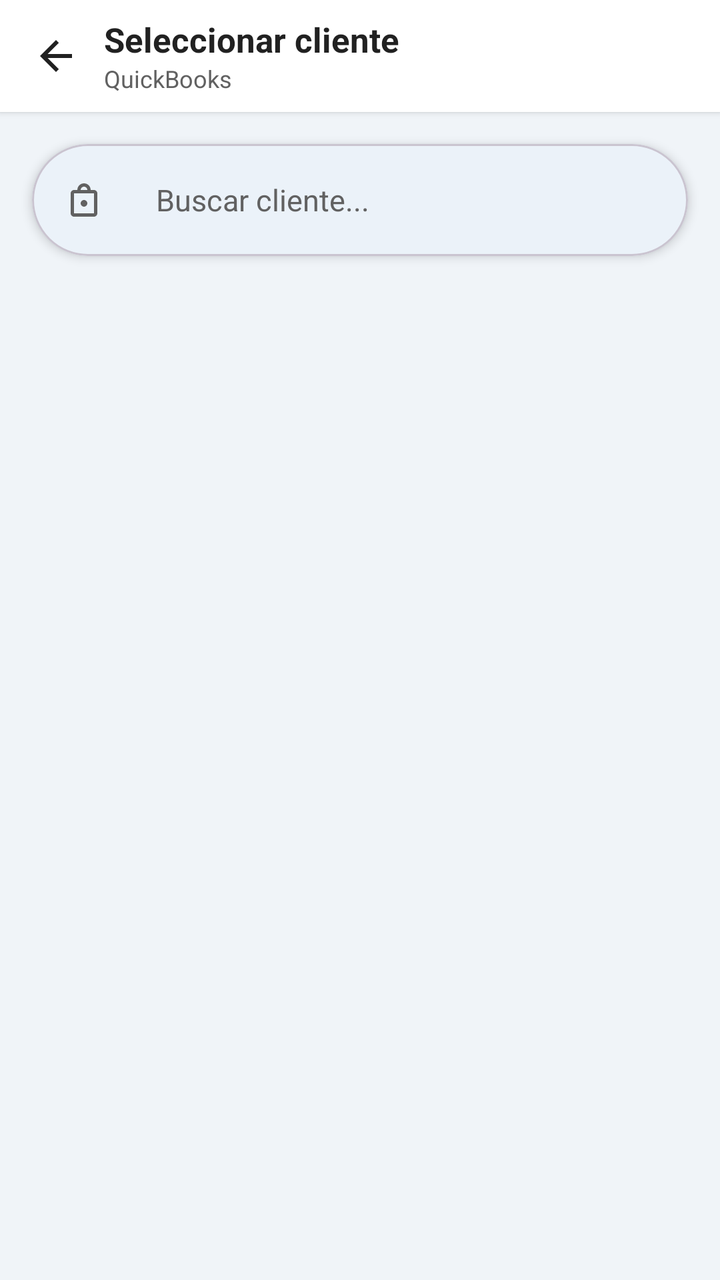
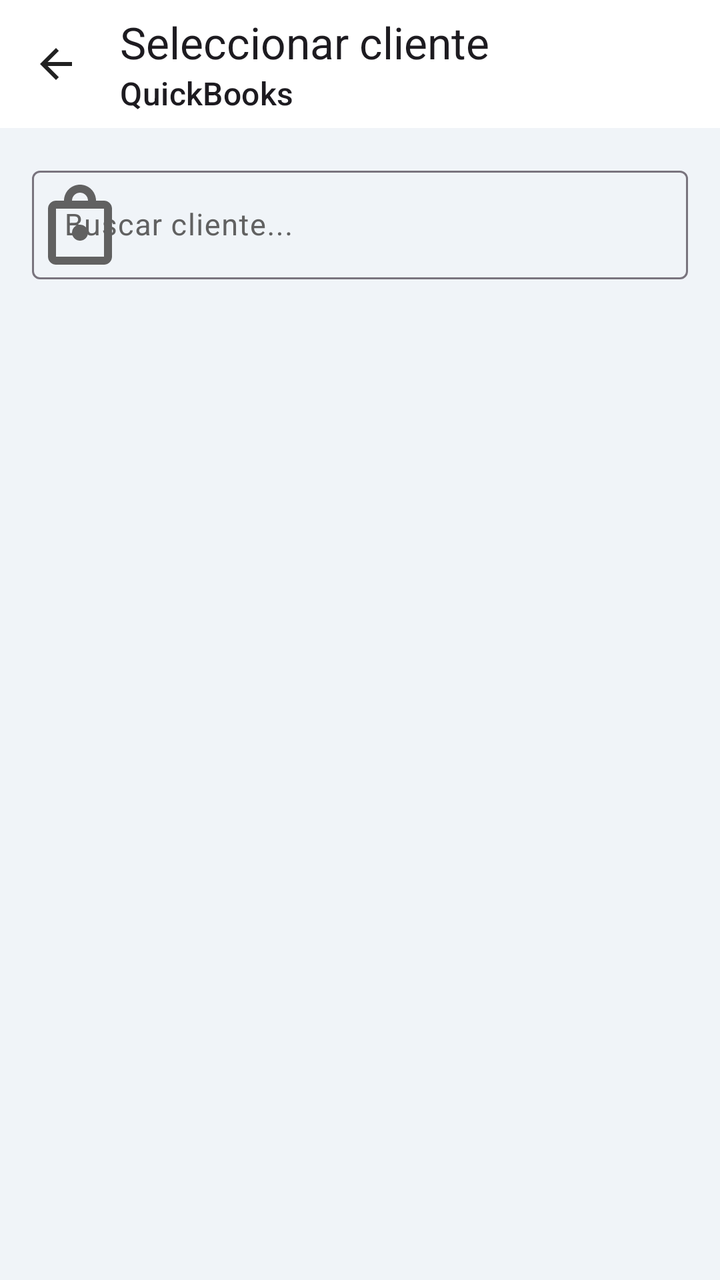

Compare the two renders of this Android layout. The source of the first and the diff that turns it into the second are given below.
<!-- AndroidManifest.xml: application theme Theme.Test -->
<!-- res/layout/activity_customer_picker.xml -->
<?xml version="1.0" encoding="utf-8"?>
<androidx.constraintlayout.widget.ConstraintLayout xmlns:android="http://schemas.android.com/apk/res/android"
    xmlns:app="http://schemas.android.com/apk/res-auto"
    android:id="@+id/main"
    android:layout_width="match_parent"
    android:layout_height="match_parent"
    android:background="@color/background">

    
    <LinearLayout
        android:id="@+id/layoutHeader"
        android:layout_width="0dp"
        android:layout_height="wrap_content"
        android:background="@color/surface"
        android:elevation="2dp"
        android:gravity="center_vertical"
        android:orientation="horizontal"
        android:paddingHorizontal="8dp"
        android:paddingVertical="8dp"
        app:layout_constraintEnd_toEndOf="parent"
        app:layout_constraintStart_toStartOf="parent"
        app:layout_constraintTop_toTopOf="parent">

        <ImageButton
            android:id="@+id/btnBack"
            android:layout_width="40dp"
            android:layout_height="40dp"
            android:background="?attr/selectableItemBackgroundBorderless"
            android:contentDescription="Volver"
            android:src="@drawable/ic_back" />

        <LinearLayout
            android:layout_width="0dp"
            android:layout_height="wrap_content"
            android:layout_weight="1"
            android:orientation="vertical"
            android:layout_marginStart="4dp">

            <TextView
                android:layout_width="wrap_content"
                android:layout_height="wrap_content"
                android:text="Seleccionar cliente"
                android:textColor="@color/text_primary"
                android:textSize="17sp"
                android:textStyle="bold" />

            <TextView
                android:layout_width="wrap_content"
                android:layout_height="wrap_content"
                android:text="QuickBooks"
                android:textColor="@color/text_secondary"
                android:textSize="12sp" />
        </LinearLayout>
    </LinearLayout>

    
    <androidx.constraintlayout.widget.ConstraintLayout
        android:layout_width="0dp"
        android:layout_height="0dp"
        android:background="@color/background"
        app:layout_constraintBottom_toBottomOf="parent"
        app:layout_constraintEnd_toEndOf="parent"
        app:layout_constraintStart_toStartOf="parent"
        app:layout_constraintTop_toBottomOf="@id/layoutHeader">

        
        <com.google.android.material.card.MaterialCardView
            android:id="@+id/cardSearch"
            android:layout_width="0dp"
            android:layout_height="wrap_content"
            android:layout_margin="16dp"
            app:cardBackgroundColor="@color/surface"
            app:cardCornerRadius="28dp"
            app:cardElevation="3dp"
            app:layout_constraintEnd_toEndOf="parent"
            app:layout_constraintStart_toStartOf="parent"
            app:layout_constraintTop_toTopOf="parent">

            <LinearLayout
                android:layout_width="match_parent"
                android:layout_height="wrap_content"
                android:gravity="center_vertical"
                android:orientation="horizontal"
                android:paddingHorizontal="16dp"
                android:paddingVertical="4dp">

                <ImageView
                    android:layout_width="20dp"
                    android:layout_height="20dp"
                    android:importantForAccessibility="no"
                    android:src="@drawable/ic_product"
                    app:tint="@color/text_secondary" />

                <EditText
                    android:id="@+id/etSearch"
                    android:layout_width="0dp"
                    android:layout_height="48dp"
                    android:layout_marginStart="10dp"
                    android:layout_weight="1"
                    android:background="@null"
                    android:hint="Buscar cliente..."
                    android:inputType="textPersonName"
                    android:paddingHorizontal="16dp"
                    android:paddingVertical="12dp"
                    android:textColor="@color/text_primary"
                    android:textColorHint="@color/text_secondary"
                    android:textSize="15sp" />
            </LinearLayout>
        </com.google.android.material.card.MaterialCardView>

        
        <ProgressBar
            android:id="@+id/progressBar"
            android:layout_width="wrap_content"
            android:layout_height="wrap_content"
            android:visibility="gone"
            app:layout_constraintBottom_toBottomOf="parent"
            app:layout_constraintEnd_toEndOf="parent"
            app:layout_constraintStart_toStartOf="parent"
            app:layout_constraintTop_toBottomOf="@id/cardSearch" />

        
        <LinearLayout
            android:id="@+id/layoutError"
            android:layout_width="wrap_content"
            android:layout_height="wrap_content"
            android:gravity="center"
            android:orientation="vertical"
            android:visibility="gone"
            app:layout_constraintBottom_toBottomOf="parent"
            app:layout_constraintEnd_toEndOf="parent"
            app:layout_constraintStart_toStartOf="parent"
            app:layout_constraintTop_toBottomOf="@id/cardSearch">

            <TextView
                android:id="@+id/tvError"
                android:layout_width="wrap_content"
                android:layout_height="wrap_content"
                android:gravity="center"
                android:padding="24dp"
                android:textColor="@color/text_secondary"
                android:textSize="14sp" />

            <com.google.android.material.button.MaterialButton
                android:id="@+id/btnRetry"
                style="@style/Widget.Material3.Button.OutlinedButton"
                android:layout_width="wrap_content"
                android:layout_height="wrap_content"
                android:text="Reintentar"
                app:cornerRadius="20dp" />
        </LinearLayout>

        
        <ScrollView
            android:id="@+id/scrollCustomers"
            android:layout_width="0dp"
            android:layout_height="0dp"
            android:paddingHorizontal="16dp"
            android:clipToPadding="false"
            app:layout_constraintBottom_toBottomOf="parent"
            app:layout_constraintEnd_toEndOf="parent"
            app:layout_constraintStart_toStartOf="parent"
            app:layout_constraintTop_toBottomOf="@id/cardSearch">

            <LinearLayout
                android:id="@+id/layoutCustomers"
                android:layout_width="match_parent"
                android:layout_height="wrap_content"
                android:orientation="vertical"
                android:paddingVertical="8dp" />
        </ScrollView>
    </androidx.constraintlayout.widget.ConstraintLayout>

</androidx.constraintlayout.widget.ConstraintLayout>
<!-- resources referenced by this layout -->
<resources>
  <color name="background">#F0F4F8</color>
  <color name="surface">#FFFFFF</color>
  <color name="text_primary">#212121</color>
  <color name="text_secondary">#616161</color>
  <!-- drawable ic_back (drawable) -->
  <vector xmlns:android="http://schemas.android.com/apk/res/android"
      android:width="24dp"
      android:height="24dp"
      android:viewportWidth="24"
      android:viewportHeight="24">
      <path android:fillColor="#212121"
          android:pathData="M20,11H7.83l5.59,-5.59L12,4l-8,8 8,8 1.41,-1.41L7.83,13H20v-2z"/>
  </vector>
  <!-- drawable ic_product (drawable) -->
  <vector xmlns:android="http://schemas.android.com/apk/res/android"
      android:width="48dp"
      android:height="48dp"
      android:viewportWidth="24"
      android:viewportHeight="24">
      <path android:fillColor="#1565C0"
          android:pathData="M18,6h-2C16,3.79 14.21,2 12,2S8,3.79 8,6H6C4.9,6 4,6.9 4,8v12c0,1.1 0.9,2 2,2h12c1.1,0 2,-0.9 2,-2V8C20,6.9 19.1,6 18,6zM12,4c1.1,0 2,0.9 2,2h-4C10,4.9 10.9,4 12,4zM18,20H6V8h12V20zM12,12c-1.1,0 -2,0.9 -2,2s0.9,2 2,2 2,-0.9 2,-2S13.1,12 12,12z"/>
  </vector>
  <style name="Theme.Test" parent="Base.Theme.Test" />
  <style name="Base.Theme.Test" parent="Theme.Material3.Light.NoActionBar">
          <item name="android:windowBackground">@color/background</item>
          <item name="colorPrimary">@color/primary</item>
          <item name="colorOnPrimary">@color/white</item>
          <item name="colorPrimaryContainer">@color/light_primary</item>
          <item name="colorOnPrimaryContainer">@color/primary_dark</item>
          <item name="colorSurface">@color/surface</item>
          <item name="colorOnSurface">@color/text_primary</item>
          <item name="colorSurfaceVariant">@color/background</item>
          <item name="android:statusBarColor">@android:color/transparent</item>
      </style>
  <color name="primary">#1565C0</color>
  <color name="white">#FFFFFFFF</color>
  <color name="light_primary">#E3F2FD</color>
  <color name="primary_dark">#0D47A1</color>
</resources>

<!-- the commit's change to res/layout/activity_customer_picker.xml (unified diff, before → after) -->
@@ -7,51 +7,23 @@
     android:background="@color/background">
 
     
-    <LinearLayout
+    <com.google.android.material.appbar.AppBarLayout
         android:id="@+id/layoutHeader"
         android:layout_width="0dp"
         android:layout_height="wrap_content"
-        android:background="@color/surface"
-        android:elevation="2dp"
-        android:gravity="center_vertical"
-        android:orientation="horizontal"
-        android:paddingHorizontal="8dp"
-        android:paddingVertical="8dp"
+        android:fitsSystemWindows="true"
         app:layout_constraintEnd_toEndOf="parent"
         app:layout_constraintStart_toStartOf="parent"
         app:layout_constraintTop_toTopOf="parent">
 
-        <ImageButton
-            android:id="@+id/btnBack"
-            android:layout_width="40dp"
-            android:layout_height="40dp"
-            android:background="?attr/selectableItemBackgroundBorderless"
-            android:contentDescription="Volver"
-            android:src="@drawable/ic_back" />
-
-        <LinearLayout
-            android:layout_width="0dp"
-            android:layout_height="wrap_content"
-            android:layout_weight="1"
-            android:orientation="vertical"
-            android:layout_marginStart="4dp">
-
-            <TextView
-                android:layout_width="wrap_content"
-                android:layout_height="wrap_content"
-                android:text="Seleccionar cliente"
-                android:textColor="@color/text_primary"
-                android:textSize="17sp"
-                android:textStyle="bold" />
-
-            <TextView
-                android:layout_width="wrap_content"
-                android:layout_height="wrap_content"
-                android:text="QuickBooks"
-                android:textColor="@color/text_secondary"
-                android:textSize="12sp" />
-        </LinearLayout>
-    </LinearLayout>
+        <com.google.android.material.appbar.MaterialToolbar
+            android:id="@+id/toolbar"
+            android:layout_width="match_parent"
+            android:layout_height="?attr/actionBarSize"
+            app:navigationIcon="@drawable/ic_back"
+            app:subtitle="QuickBooks"
+            app:title="Seleccionar cliente" />
+    </com.google.android.material.appbar.AppBarLayout>
 
     
     <androidx.constraintlayout.widget.ConstraintLayout
@@ -64,55 +36,34 @@
         app:layout_constraintTop_toBottomOf="@id/layoutHeader">
 
         
-        <com.google.android.material.card.MaterialCardView
+        <com.google.android.material.textfield.TextInputLayout
             android:id="@+id/cardSearch"
+            style="@style/Widget.Material3.TextInputLayout.OutlinedBox"
             android:layout_width="0dp"
             android:layout_height="wrap_content"
             android:layout_margin="16dp"
-            app:cardBackgroundColor="@color/surface"
-            app:cardCornerRadius="28dp"
-            app:cardElevation="3dp"
+            android:hint="Buscar cliente..."
+            app:startIconDrawable="@drawable/ic_product"
+            app:startIconTint="@color/text_secondary"
             app:layout_constraintEnd_toEndOf="parent"
             app:layout_constraintStart_toStartOf="parent"
             app:layout_constraintTop_toTopOf="parent">
 
-            <LinearLayout
+            <com.google.android.material.textfield.TextInputEditText
+                android:id="@+id/etSearch"
                 android:layout_width="match_parent"
                 android:layout_height="wrap_content"
-                android:gravity="center_vertical"
-                android:orientation="horizontal"
-                android:paddingHorizontal="16dp"
-                android:paddingVertical="4dp">
-
-                <ImageView
-                    android:layout_width="20dp"
-                    android:layout_height="20dp"
-                    android:importantForAccessibility="no"
-                    android:src="@drawable/ic_product"
-                    app:tint="@color/text_secondary" />
-
-                <EditText
-                    android:id="@+id/etSearch"
-                    android:layout_width="0dp"
-                    android:layout_height="48dp"
-                    android:layout_marginStart="10dp"
-                    android:layout_weight="1"
-                    android:background="@null"
-                    android:hint="Buscar cliente..."
-                    android:inputType="textPersonName"
-                    android:paddingHorizontal="16dp"
-                    android:paddingVertical="12dp"
-                    android:textColor="@color/text_primary"
-                    android:textColorHint="@color/text_secondary"
-                    android:textSize="15sp" />
-            </LinearLayout>
-        </com.google.android.material.card.MaterialCardView>
+                android:inputType="textPersonName"
+                android:textSize="15sp" />
+        </com.google.android.material.textfield.TextInputLayout>
 
         
-        <ProgressBar
+        <com.google.android.material.progressindicator.CircularProgressIndicator
             android:id="@+id/progressBar"
+            style="@style/Widget.Material3.CircularProgressIndicator"
             android:layout_width="wrap_content"
             android:layout_height="wrap_content"
+            android:indeterminate="true"
             android:visibility="gone"
             app:layout_constraintBottom_toBottomOf="parent"
             app:layout_constraintEnd_toEndOf="parent"
<!-- resource entries referenced after the edit -->
@@ -3,6 +3,8 @@
   <color name="background">#F0F4F8</color>
   <color name="surface">#FFFFFF</color>
   <color name="text_primary">#212121</color>
+  <color name="outline">#79747E</color>
+  <color name="light_gray">#E0E0E0</color>
   <color name="text_secondary">#616161</color>
   <!-- drawable ic_back (drawable) -->
   <vector xmlns:android="http://schemas.android.com/apk/res/android"
@@ -22,21 +24,46 @@
       <path android:fillColor="#1565C0"
           android:pathData="M18,6h-2C16,3.79 14.21,2 12,2S8,3.79 8,6H6C4.9,6 4,6.9 4,8v12c0,1.1 0.9,2 2,2h12c1.1,0 2,-0.9 2,-2V8C20,6.9 19.1,6 18,6zM12,4c1.1,0 2,0.9 2,2h-4C10,4.9 10.9,4 12,4zM18,20H6V8h12V20zM12,12c-1.1,0 -2,0.9 -2,2s0.9,2 2,2 2,-0.9 2,-2S13.1,12 12,12z"/>
   </vector>
-  <style name="Theme.Test" parent="Base.Theme.Test" />
+  <style name="Theme.Test" parent="Base.Theme.Test">
+          <item name="android:windowAnimationStyle">@style/WindowAnimation.Slide</item>
+      </style>
   <style name="Base.Theme.Test" parent="Theme.Material3.Light.NoActionBar">
           <item name="android:windowBackground">@color/background</item>
           <item name="colorPrimary">@color/primary</item>
           <item name="colorOnPrimary">@color/white</item>
           <item name="colorPrimaryContainer">@color/light_primary</item>
           <item name="colorOnPrimaryContainer">@color/primary_dark</item>
+          <item name="colorSecondary">@color/primary_light</item>
+          <item name="colorOnSecondary">@color/white</item>
+          <item name="colorSecondaryContainer">@color/light_primary</item>
+          <item name="colorTertiary">@color/success</item>
+          <item name="colorOnTertiary">@color/white</item>
+          <item name="colorError">@color/red</item>
+          <item name="colorOnError">@color/white</item>
+          <item name="colorErrorContainer">@color/error_light</item>
           <item name="colorSurface">@color/surface</item>
           <item name="colorOnSurface">@color/text_primary</item>
           <item name="colorSurfaceVariant">@color/background</item>
+          <item name="colorOnSurfaceVariant">@color/text_secondary</item>
+          <item name="colorOutline">@color/outline</item>
+          <item name="colorOutlineVariant">@color/light_gray</item>
           <item name="android:statusBarColor">@android:color/transparent</item>
+          <item name="android:navigationBarColor">@color/surface</item>
+          <item name="android:windowLightNavigationBar" tools:targetApi="27">true</item>
+      </style>
+  <style name="WindowAnimation.Slide" parent="@android:style/Animation.Activity">
+          <item name="android:activityOpenEnterAnimation">@anim/slide_in_right</item>
+          <item name="android:activityOpenExitAnimation">@anim/slide_out_left</item>
+          <item name="android:activityCloseEnterAnimation">@anim/slide_in_left</item>
+          <item name="android:activityCloseExitAnimation">@anim/slide_out_right</item>
       </style>
   <color name="primary">#1565C0</color>
   <color name="white">#FFFFFFFF</color>
   <color name="light_primary">#E3F2FD</color>
   <color name="primary_dark">#0D47A1</color>
+  <color name="primary_light">#1976D2</color>
+  <color name="success">#2E7D32</color>
+  <color name="red">#C62828</color>
+  <color name="error_light">#FFEBEE</color>
 </resources>
 
